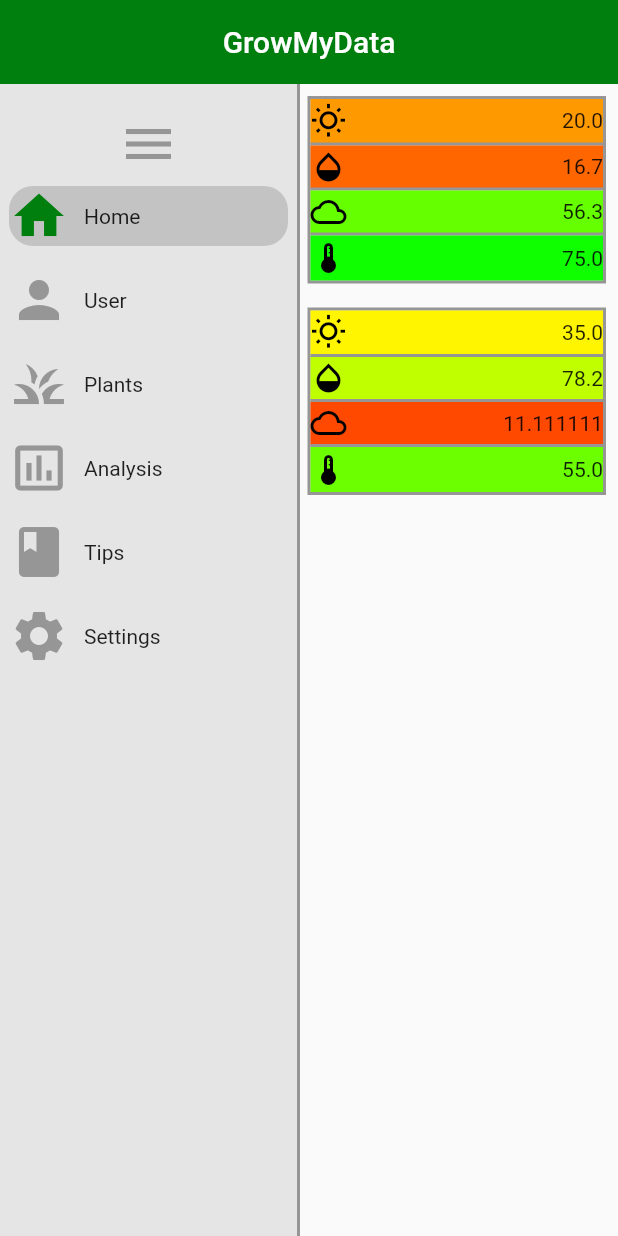
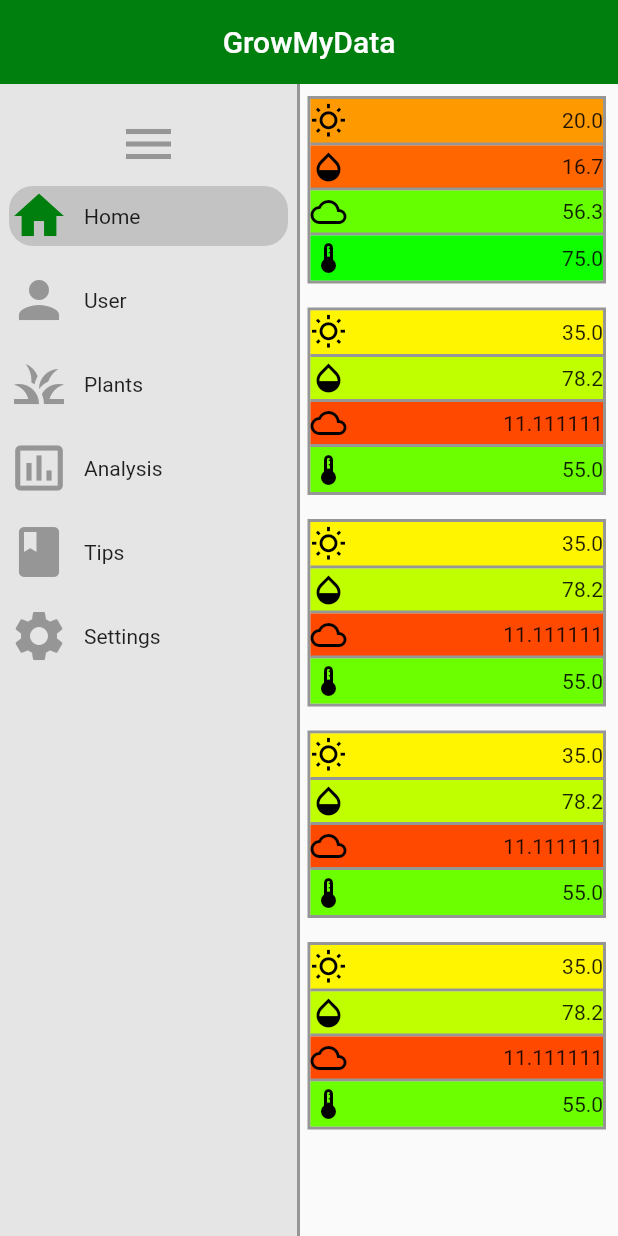
Before and after one commit to jchan02/GrowMyDataApp, a Flutter app: the screen it shows after launch, after a tap on the "menu" icon, on a phone screen of 412 x 824 dp. Run offline on Flutter 3.47's test engine with Material 2 defaults, Android fonts, the phone set to English and light mode, and no system bars.

Commit message:
Added plant page

```diff
--- a/lib/homepage.dart
+++ b/lib/homepage.dart
@@ -1,15 +1,12 @@
 import 'package:flutter/material.dart';
 import 'package:gmd_project/model/plant_model.dart';
 
-class Homepage extends StatefulWidget {
-  @override
-  _HomepageState createState() => _HomepageState();
-}
-
-class _HomepageState extends State<Homepage> {
+class Homepage extends StatelessWidget {
   @override
   Widget build(BuildContext context) {
-    return ListView.builder(
+    return Scrollbar(
+      thickness: 3.0,
+      child: ListView.builder(
         padding: EdgeInsets.only(left: 56.0),
         itemBuilder: (context, counter) {
           return HomePlantView(
@@ -19,6 +16,7 @@ class _HomepageState extends State<Homepage> {
           );
         },
         itemCount: plantProbes.length,
+      )
     );
   }
 }
@@ -63,7 +61,6 @@ class _HomePlantViewState extends State<HomePlantView> {
             width: 125,
             height: 125,
             child: Column(
-
               children: <Widget> [
                 Align(
                   alignment: Alignment.centerLeft,
--- a/lib/main.dart
+++ b/lib/main.dart
@@ -2,8 +2,9 @@ import 'package:flutter/material.dart';
 import 'package:gmd_project/model/navigation_model.dart';
 import 'package:gmd_project/homepage.dart';
 import 'package:gmd_project/userpage.dart';
+import 'package:gmd_project/plantpage.dart';
 
-final GlobalKey<NavigatorState> navKey = GlobalKey();
+GlobalKey<NavigatorState> navKey = GlobalKey();
 void main() => runApp(MaterialApp(home: GMDApp()));
 
 class GMDApp extends StatelessWidget {
@@ -26,6 +27,11 @@ class GMDApp extends StatelessWidget {
                 case 'page1':
                   return PageRouteBuilder(
                     pageBuilder: (context, animation1, animation2) => Userpage(),
+                    transitionDuration: Duration(seconds: 0),
+                  );
+                case 'page2':
+                  return PageRouteBuilder(
+                    pageBuilder: (context, animation1, animation2) => Plantpage(),
                     transitionDuration: Duration(seconds: 0),
                   );
                 default:
--- a/lib/model/plant_model.dart
+++ b/lib/model/plant_model.dart
@@ -28,7 +28,7 @@ List<PlantModel> plantProbes = [
     name: "Test Plant 1",
     readings: [
     PlantReading(
-      time: "0", light: 20.0, lightQuality: 0.3, moisture: 16.7, moistureQuality: 0.2,
+      time: "2 Days Ago", light: 20.0, lightQuality: 0.3, moisture: 16.7, moistureQuality: 0.2,
       humidity: 56.3, humidityQuality: 0.8, temperature: 75, temperatureQuality: 0.97
       )
     ]
@@ -38,7 +38,37 @@ List<PlantModel> plantProbes = [
     name: "Test Plant 2",
     readings: [
       PlantReading(
-        time: "1", light: 35.0, lightQuality: 0.48, moisture: 78.2, moistureQuality: 0.623,
+        time: "1:00 AM", light: 35.0, lightQuality: 0.48, moisture: 78.2, moistureQuality: 0.623,
+        humidity: 11.111111, humidityQuality: 0.143, temperature: 55, temperatureQuality: 0.79
+      )
+    ]
+  ),
+   PlantModel(
+    id: "3",
+    name: "Test Plant 3",
+    readings: [
+      PlantReading(
+        time: "2:35 PM", light: 35.0, lightQuality: 0.48, moisture: 78.2, moistureQuality: 0.623,
+        humidity: 11.111111, humidityQuality: 0.143, temperature: 55, temperatureQuality: 0.79
+      )
+    ]
+  ),
+   PlantModel(
+    id: "4",
+    name: "Test Plant 4",
+    readings: [
+      PlantReading(
+        time: "6:09 AM", light: 35.0, lightQuality: 0.48, moisture: 78.2, moistureQuality: 0.623,
+        humidity: 11.111111, humidityQuality: 0.143, temperature: 55, temperatureQuality: 0.79
+      )
+    ]
+  ),
+   PlantModel(
+    id: "5",
+    name: "Test Plant 5",
+    readings: [
+      PlantReading(
+        time: "12:00 AM", light: 35.0, lightQuality: 0.48, moisture: 78.2, moistureQuality: 0.623,
         humidity: 11.111111, humidityQuality: 0.143, temperature: 55, temperatureQuality: 0.79
       )
     ]
```
Also changed, not shown: lib/plantpage.dart (added, +79 -0 lines), 3 other files. Lines whose indentation alone changed are shown as unchanged.
